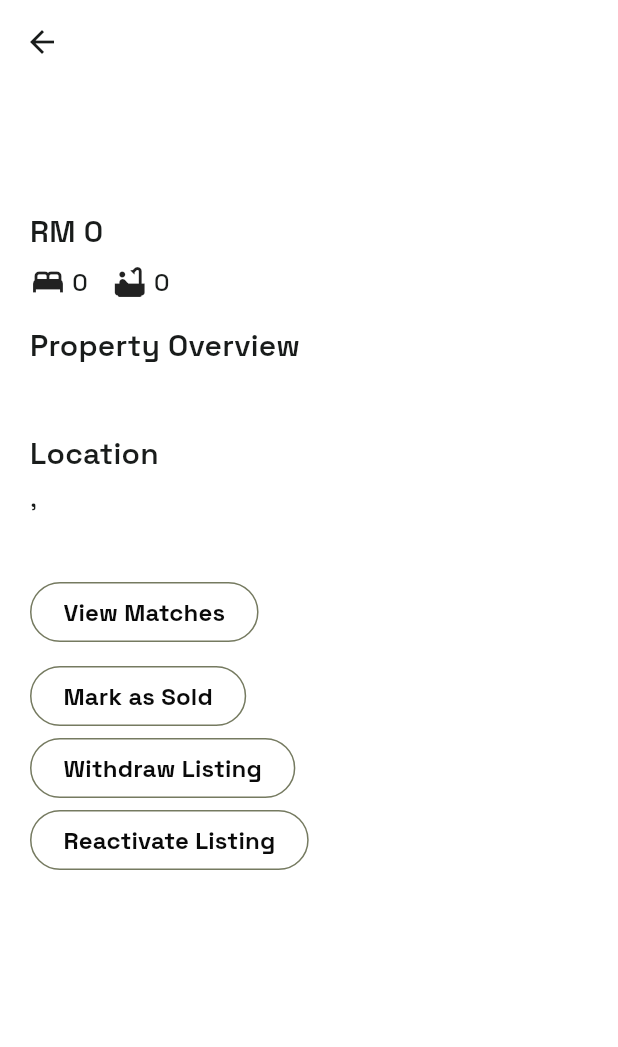
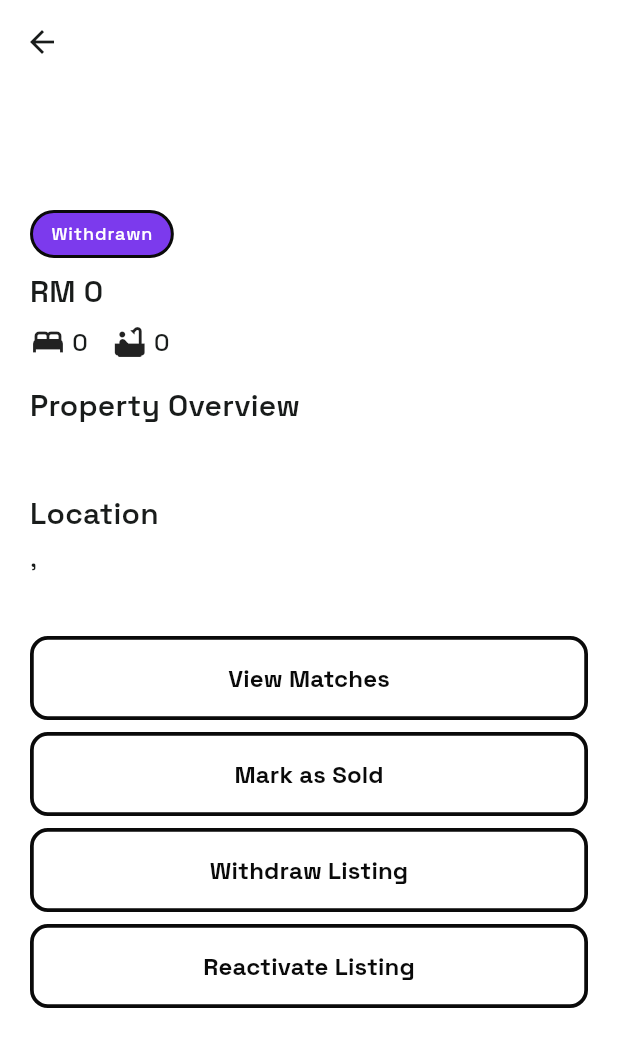
Before and after one commit to vertigo1794/renly, a Flutter app: the PropertyDetailScreen screen opened directly with empty values, on a phone screen of 412 x 824 dp. Shown: the top 1047 px of the screen. Run offline on Flutter 3.47's test engine with Material 3 defaults, Android fonts, the phone set to English and light mode, and no system bars; our stand-ins replace easy_localization, firebase_core, firebase_messaging, flutter_dotenv, flutter_riverpod, go_router and 4 more; missing offline and left inert: flutter_stripe; accounts and stored records are empty; network calls fail.

Commit message:
feat: restyle PropertyDetailScreen with BrutalistButton and StatusBadge

```diff
--- a/app/lib/features/listing/property_detail_screen.dart
+++ b/app/lib/features/listing/property_detail_screen.dart
@@ -8,6 +8,8 @@ import 'listing_formatting.dart';
 import 'listing_photo.dart';
 import 'listing_providers.dart';
 import 'models/listing.dart';
+import '../../core/widgets/brutalist_button.dart';
+import '../../core/widgets/status_badge.dart';
 import '../subscription/subscription_providers.dart' hide currentNegotiatorIdProvider;
 
 /// Ports stitch_renly_property_agent_network/property_detail.
@@ -42,6 +44,17 @@ class _PropertyDetailScreenState extends ConsumerState<PropertyDetailScreen> {
           SnackBar(content: Text('listing_error_generic'.tr())),
         );
       }
+    }
+  }
+
+  String _statusLabel(String status) {
+    switch (status) {
+      case 'active':
+        return 'inventory_tab_active'.tr();
+      case 'sold':
+        return 'inventory_tab_sold'.tr();
+      default:
+        return 'inventory_tab_withdrawn'.tr();
     }
   }
 
@@ -94,6 +107,8 @@ class _PropertyDetailScreenState extends ConsumerState<PropertyDetailScreen> {
                   const SizedBox(height: 16),
                   Text(listing.title, style: Theme.of(context).textTheme.headlineLarge),
                   const SizedBox(height: 8),
+                  StatusBadge(label: _statusLabel(listing.status)),
+                  const SizedBox(height: 8),
                   Text(
                     ListingFormatting.formatPrice(listing.price, listing.transactionType),
                     style: Theme.of(context).textTheme.titleMedium,
@@ -140,21 +155,28 @@ class _PropertyDetailScreenState extends ConsumerState<PropertyDetailScreen> {
                   }),
                   const SizedBox(height: 24),
                   if (isOwner) ...[
-                    OutlinedButton(
+                    BrutalistButton(
+                      label: 'matching_view_matches'.tr(),
                       onPressed: () => context.push('/property/${widget.listingId}/matches'),
-                      child: Text('matching_view_matches'.tr()),
+                      variant: BrutalistButtonVariant.secondary,
                     ),
                     const SizedBox(height: 8),
-                    if (listing.status != 'sold')
-                      OutlinedButton(
+                    if (listing.status != 'sold') ...[
+                      BrutalistButton(
+                        label: 'property_mark_sold'.tr(),
                         onPressed: () => _changeStatus(listing, 'sold'),
-                        child: Text('property_mark_sold'.tr()),
+                        variant: BrutalistButtonVariant.secondary,
                       ),
-                    if (listing.status != 'withdrawn')
-                      OutlinedButton(
+                      const SizedBox(height: 8),
+                    ],
+                    if (listing.status != 'withdrawn') ...[
+                      BrutalistButton(
+                        label: 'property_withdraw'.tr(),
                         onPressed: () => _changeStatus(listing, 'withdrawn'),
-                        child: Text('property_withdraw'.tr()),
+                        variant: BrutalistButtonVariant.secondary,
                       ),
+                      const SizedBox(height: 8),
+                    ],
                     if (listing.status != 'active') ...[
                       if (atCap) ...[
                         Text(
@@ -163,9 +185,10 @@ class _PropertyDetailScreenState extends ConsumerState<PropertyDetailScreen> {
                         ),
                         const SizedBox(height: 8),
                       ],
-                      OutlinedButton(
+                      BrutalistButton(
+                        label: 'property_reactivate'.tr(),
                         onPressed: atCap ? null : () => _changeStatus(listing, 'active'),
-                        child: Text('property_reactivate'.tr()),
+                        variant: BrutalistButtonVariant.secondary,
                       ),
                     ],
                   ],
```
Also changed, not shown: 1 other file.
